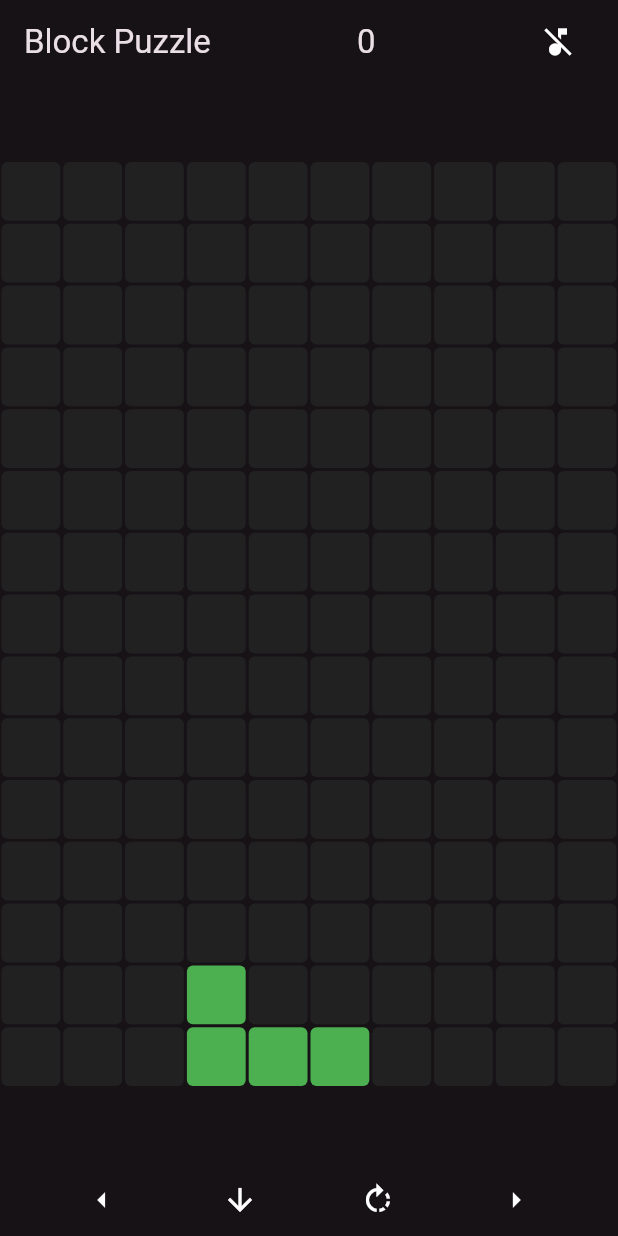
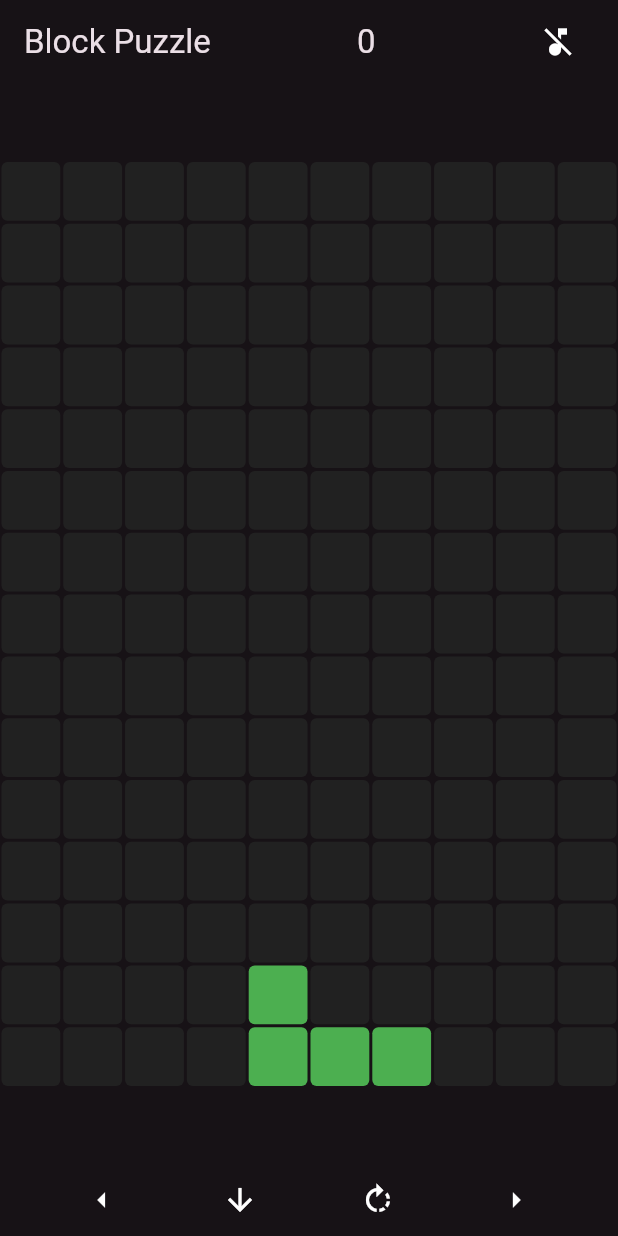
Before and after one commit to nmtsousa/blocks, a Flutter app: the screen it shows after launch, after a tap on "New Game", after a tap on the "music note" icon, after a tap on the "arrow right" icon, on a phone screen of 412 x 824 dp. Run offline on Flutter 3.47's test engine with Material 3 defaults, Android fonts, the phone set to English and light mode, and no system bars; missing offline and left inert: flame_audio.

Commit message:
Finalize sound in game.

```diff
--- /dev/null
+++ b/devtools_options.yaml
@@ -0,0 +1,4 @@
+description: This file stores settings for Dart & Flutter DevTools.
+documentation: https://docs.flutter.dev/tools/devtools/extensions#configure-extension-enablement-states
+extensions:
+  - flame: true
--- a/lib/block_game.dart
+++ b/lib/block_game.dart
@@ -34,7 +34,7 @@ class _BlockGameState extends State<BlockGame> with WidgetsBindingObserver {
         case AppLifecycleState.paused:
           if (_state == _GameState.play) {
             _state = _GameState.pause;
-            _stopTimer(_timer!);
+            _stopTimer();
           }
           break;
         case AppLifecycleState.resumed:
@@ -48,10 +48,12 @@ class _BlockGameState extends State<BlockGame> with WidgetsBindingObserver {
   void initState() {
     super.initState();
     WidgetsBinding.instance.addObserver(this);
-
-    FlameAudio.bgm.initialize();
-
     ServicesBinding.instance.keyboard.addHandler(_keyboardHandler);
+    WidgetsBinding.instance.addPostFrameCallback(
+      (timeStamp) {
+        _loadMusic();
+      },
+    );
   }
 
   @override
@@ -95,7 +97,9 @@ class _BlockGameState extends State<BlockGame> with WidgetsBindingObserver {
                             _stopBGMusic();
                           } else {
                             _bgMusic = true;
-                            _startBGMusic();
+                            if (_GameState == GameState.running) {
+                              _startBGMusic();
+                            }
                           }
                         })
                       },
@@ -135,7 +139,7 @@ class _BlockGameState extends State<BlockGame> with WidgetsBindingObserver {
                         color: Colors.white,
                       )),
                   IconButton(
-                      onPressed: () => _moveRight,
+                      onPressed: () => _moveRight(),
                       icon: const Icon(
                         Icons.arrow_right,
                         color: Colors.white,
@@ -188,6 +192,7 @@ class _BlockGameState extends State<BlockGame> with WidgetsBindingObserver {
           const Spacer(),
           TextButton(
             onPressed: () {
+              _playSound("button.mp3");
               _startNewGame();
             },
             child: const Text('New Game'),
@@ -230,6 +235,7 @@ class _BlockGameState extends State<BlockGame> with WidgetsBindingObserver {
           const Spacer(),
           TextButton(
             onPressed: () {
+              _playSound("button.mp3");
               setState(() {
                 _state = _GameState.play;
                 _startTimer();
@@ -245,6 +251,7 @@ class _BlockGameState extends State<BlockGame> with WidgetsBindingObserver {
 
   void _startNewGame() {
     setState(() {
+      _playSound("game-start.mp3");
       _boardStateNotifier = GameNotifier(createGamePieceProvider());
       _state = _GameState.play;
       _score = 0;
@@ -257,36 +264,49 @@ class _BlockGameState extends State<BlockGame> with WidgetsBindingObserver {
     Duration frameRate = const Duration(milliseconds: 300);
     _timer = Timer.periodic(frameRate, (timer) {
       setState(() {
-        _score += _boardStateNotifier.tick();
-        if (_boardStateNotifier.gameState == GameState.gameOver) {
-          _stopTimer(timer);
-          _state = _GameState.gameOver;
-        }
+        _tickGame();
       });
     });
   }
 
-  void _stopTimer(Timer timer) {
-    timer.cancel();
+  void _stopTimer() {
+    _timer!.cancel();
     _stopBGMusic();
   }
 
   void _moveLeft() {
+    _playSound("move.mp3");
     _boardStateNotifier.moveLeft();
   }
 
   void _moveRight() {
+    _playSound("move.mp3");
     _boardStateNotifier.moveRight();
   }
 
   void _rotate() {
+    _playSound("rotate.mp3");
     _boardStateNotifier.rotate();
   }
 
   void _moveDown() {
+    _playSound("down.mp3");
+    _tickGame();
+  }
+
+  void _tickGame() {
+    var tickScore = _boardStateNotifier.tick();
     setState(() {
-      _score += _boardStateNotifier.tick();
+      _score += tickScore;
     });
+    if (tickScore > 0) {
+      _playSound("score.mp3");
+    }
+    if (_boardStateNotifier.gameState == GameState.gameOver) {
+      _stopTimer();
+      _state = _GameState.gameOver;
+      _playSound("game-over.mp3");
+    }
   }
 
   bool _keyboardHandler(KeyEvent event) {
@@ -318,4 +338,31 @@ class _BlockGameState extends State<BlockGame> with WidgetsBindingObserver {
   void _stopBGMusic() {
     FlameAudio.bgm.stop();
   }
+
+  void _loadMusic() async {
+    FlameAudio.bgm.initialize();
+
+    await FlameAudio.audioCache.load("background.mp3");
+    await FlameAudio.audioCache.load("button.mp3");
+    await FlameAudio.audioCache.load("down.mp3");
+    await FlameAudio.audioCache.load("game-over.mp3");
+    await FlameAudio.audioCache.load("game-start.mp3");
+    await FlameAudio.audioCache.load("move.mp3");
+    await FlameAudio.audioCache.load("rotate.mp3");
+    await FlameAudio.audioCache.load("score.mp3");
+  }
+
+  void _playSound(String file) {
+    FlameAudio.play(file).then(
+      (value) {
+        print("Playing ${file}...");
+        value.onPlayerComplete.listen(
+          (event) {
+            print("Disposing ${file}...");
+            value.dispose();
+          },
+        );
+      },
+    );
+  }
 }
```
Also changed, not shown: 1 other file.
